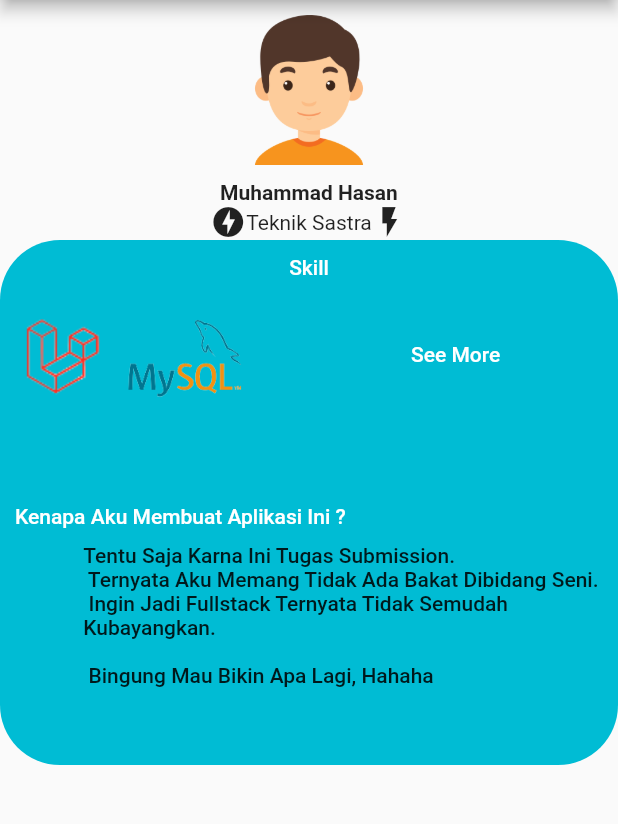
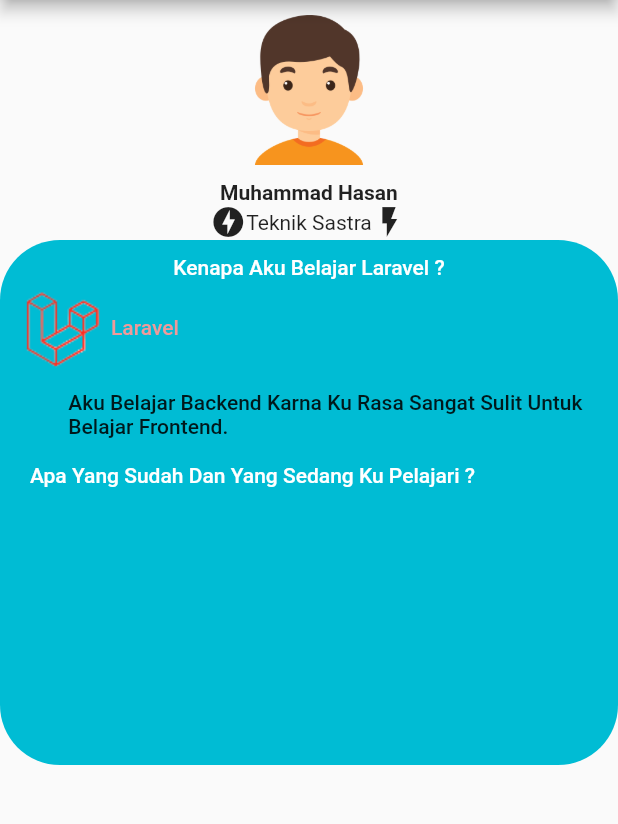
Before and after one commit to sanryuu03/flutter-san-portfolio, a Flutter app: the Skill screen opened directly, on a phone screen of 412 x 824 dp, the part 84-908 px from its top. Run offline on Flutter 3.47's test engine with Material 2 defaults, Android fonts, the phone set to English and light mode, and no system bars.

Commit message:
skill screen v0.1

```diff
--- a/lib/skill.dart
+++ b/lib/skill.dart
@@ -1,6 +1,6 @@
 import 'package:flutter/material.dart';
 import 'package:flutter_san_portfolio/CapitalizedStringExtension/CapitalizedStringExtension.dart';
-
+import 'package:flutter_san_portfolio/dummy/programmer _skills.dart';
 
 class Skill extends StatelessWidget {
   @override
@@ -45,7 +45,7 @@ class Skill extends StatelessWidget {
                       SizedBox(
                         height: 10,
                       ),
-                      Text('skill'.capitalizeFirstofEach,
+                      Text('kenapa aku belajar laravel ?'.capitalizeFirstofEach,
                           style: TextStyle(
                               color: Colors.white,
                               fontWeight: FontWeight.w500)),
@@ -53,45 +53,32 @@ class Skill extends StatelessWidget {
                         children: [
                           SizedBox(width: 12),
                           Image.asset('images/laravel.png'),
-                          Image.asset(
-                            'images/mysql.png',
-                            width: 100,
-                            height: 100,
-                          ),
+                          Text('laravel'.capitalizeFirstofEach,
+                              style: TextStyle(
+                                  color: Colors.red[200],
+                                  fontWeight: FontWeight.w500)),
                           SizedBox(width: 100),
-                          GestureDetector(
-                                                        onTap: () {
-                              Navigator.push(context, MaterialPageRoute(builder: (BuildContext context) => Skill()));
-                            },
-                            child: Text('see more'.capitalizeFirstofEach,
-                                style: TextStyle(
-                                    color: Colors.white,
-                                    fontWeight: FontWeight.w500)),
-                          ),
                         ],
                       ),
-                      SizedBox(
-                        height: 50,
+                      Padding(
+                        padding: const EdgeInsets.only(top: 10.0, left: 45.5),
+                        child: Text(
+                          'aku belajar backend karna ku rasa sangat sulit untuk belajar frontend.'
+                              .capitalizeFirstofEach,
+                          style: TextStyle(fontWeight: FontWeight.w500),
+                        ),
                       ),
                       Row(
                         children: [
-                          SizedBox(width: 10),
+                          SizedBox(height: 50, width: 20),
                           Text(
-                            'kenapa aku membuat aplikasi ini ?'
+                            'apa yang sudah dan yang sedang ku pelajari ?'
                                 .capitalizeFirstofEach,
                             style: TextStyle(
                                 color: Colors.white,
                                 fontWeight: FontWeight.w500),
                           ),
                         ],
-                      ),
-                      Padding(
-                        padding: const EdgeInsets.only(top: 10.0, left: 55.5),
-                        child: Text(
-                          'tentu saja karna ini tugas submission.\n ternyata aku memang tidak ada bakat dibidang seni. \n ingin jadi fullstack ternyata tidak semudah kubayangkan. \n\n bingung mau bikin apa lagi, hahaha'
-                              .capitalizeFirstofEach,
-                          style: TextStyle(fontWeight: FontWeight.w500),
-                        ),
                       ),
                     ],
                   ),
```
